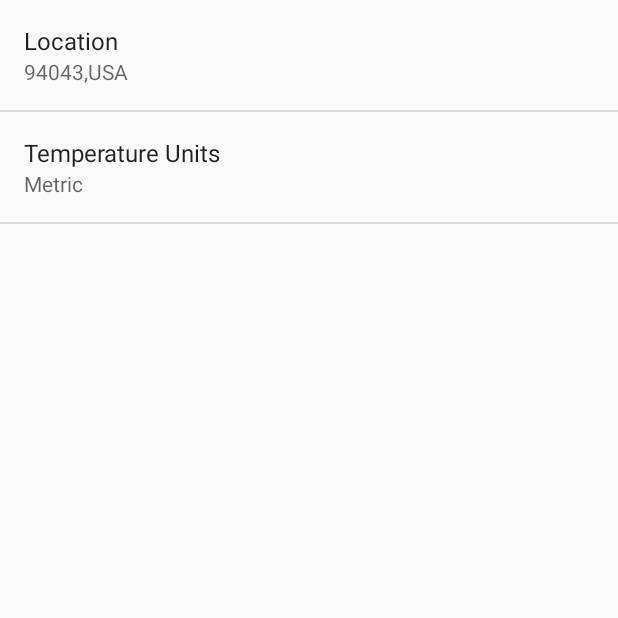
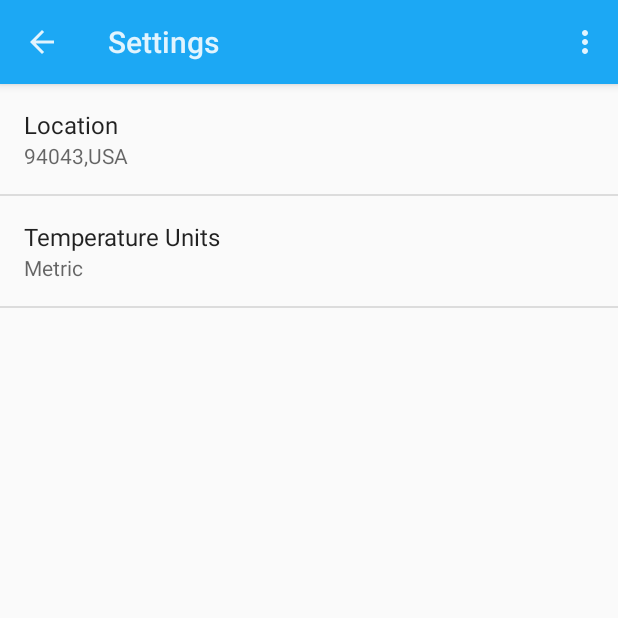
Before and after one commit to DShamaev/MySunshine, an Android app: the screen it shows after launch (SettingsActivity), in the options menu, after a tap on "Settings", on a phone screen of 412 x 824 dp, the top half of it. Run offline under Robolectric (Android 15) with nearby library versions, the phone set to English and light mode, and no system bars.

Commit message:
lesson 5 - part 9
before red lines

```diff
--- a/app/src/main/AndroidManifest.xml
+++ b/app/src/main/AndroidManifest.xml
@@ -11,7 +11,8 @@
         android:theme="@style/AppTheme" >
         <activity
             android:name=".MainActivity"
-            android:label="@string/app_name" >
+            android:label="@string/app_name"
+            android:theme="@style/ForecastTheme">
             <intent-filter>
                 <action android:name="android.intent.action.MAIN" />
 
@@ -29,7 +30,8 @@
         <activity
             android:name=".SettingsActivity"
             android:label="@string/title_activity_settings"
-            android:parentActivityName=".MainActivity" >
+            android:parentActivityName=".MainActivity"
+            android:theme="@style/SettingsTheme">
             <meta-data
                 android:name="android.support.PARENT_ACTIVITY"
                 android:value=".MainActivity" />
--- a/app/src/main/java/com/example/hikimori911/sunshine/app/MainActivity.java
+++ b/app/src/main/java/com/example/hikimori911/sunshine/app/MainActivity.java
@@ -39,6 +39,7 @@ public class MainActivity extends ActionBarActivity implements ForecastFragment.
             }
         } else {
             mTwoPane = false;
+            getSupportActionBar().setElevation(0f);
         }
 
         ForecastFragment ff = (ForecastFragment) getSupportFragmentManager().findFragmentById(R.id.fragment_forecast);
--- /dev/null
+++ b/app/src/main/res/values-v14/styles.xml
@@ -0,0 +1,13 @@
+<?xml version="1.0" encoding="utf-8"?>
+<resources>
+    <!-- Settings activity theme. -->
+    <style name="SettingsTheme" parent="@android:style/Theme.Holo.Light.DarkActionBar">
+        <item name="android:actionBarStyle">@style/ActionBar.V14.Sunshine.NoTitle</item>
+    </style>
+
+    <!-- Settings activity action bar styles -->
+    <style name="ActionBar.V14.Sunshine.NoTitle" parent="@android:style/Widget.Holo.Light.ActionBar.Solid.Inverse">
+        <item name="android:background">@color/sunshine_blue</item>
+        <item name="android:height">56dp</item>
+    </style>
+</resources>
--- /dev/null
+++ b/app/src/main/res/values-v21/styles.xml
@@ -0,0 +1,9 @@
+<?xml version="1.0" encoding="utf-8"?>
+<resources>
+    <!-- Settings activity theme. -->
+    <style name="SettingsTheme" parent="@android:style/Theme.Material.Light.DarkActionBar">
+        <item name="android:colorPrimary">@color/sunshine_blue</item>
+        <item name="android:colorPrimaryDark">@color/sunshine_dark_blue</item>
+    </style>
+
+</resources>
--- a/app/src/main/res/values/colors.xml
+++ b/app/src/main/res/values/colors.xml
@@ -3,5 +3,7 @@
 
     <color name="grey">#cccccc</color>
     <color name="sunshine_light_blue">#ff64c2f4</color>
+    <color name="sunshine_blue">#ff1ca8f4</color>
+    <color name="sunshine_dark_blue">#0288D1</color>
 
 </resources>
--- a/app/src/main/res/values/styles.xml
+++ b/app/src/main/res/values/styles.xml
@@ -1,14 +1,30 @@
 <resources>
 
     <!-- Base application theme. -->
-    <style name="AppTheme" parent="Theme.AppCompat.Light.DarkActionBar">
-        <!-- Customize your theme here. -->
+    <style name="AppTheme" parent="@style/Theme.AppCompat.Light.DarkActionBar">
+        <item name="colorPrimary">@color/sunshine_blue</item>
+        <item name="colorPrimaryDark">@color/sunshine_dark_blue</item>
     </style>
 
+    <!-- Main activity theme. -->
+    <style name="ForecastTheme" parent="AppTheme">
+        <item name="actionBarStyle">@style/ActionBar.Solid.Sunshine.NoTitle</item>
+    </style>
+
+    <!-- Settings activity theme. -->
+    <style name="SettingsTheme" parent="AppTheme">
+    </style>
+
+    <!-- main activity action bar styles -->
+    <style name="ActionBar.Solid.Sunshine.NoTitle" parent="@style/Widget.AppCompat.Light.ActionBar.Solid.Inverse">
+        <item name="displayOptions">useLogo|showHome</item>
+        <item name="logo">@drawable/ic_logo</item>
+    </style>
+
+    <!-- Style for forecast listview -->
     <style name="ForecastListStyle">
         <!-- Here it's a stub.  In screens of sufficient width, this style includes modifications
         for two-pane layout -->
     </style>
 
-
 </resources>
```
Also changed, not shown: app/src/main/res/layout/list_item_forecast.xml (+21 -7 lines).
